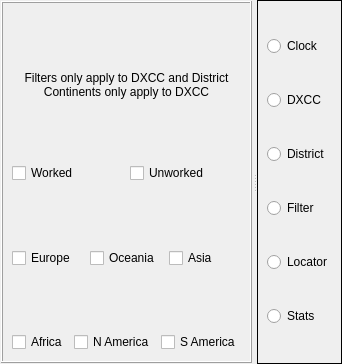
Qt form mqt/MqtLogger/StackedInfoFrame.ui (zsteva/backup-minos2) before a commit.
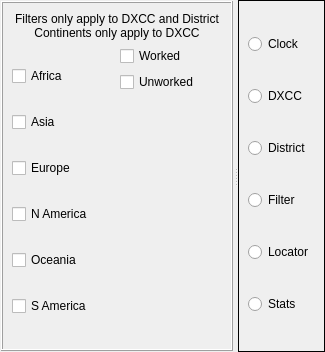
The same form after that commit. Custom widgets are drawn as their Qt base class.

Commit message: Have another go at the filter layout

```diff
--- a/mqt/MqtLogger/StackedInfoFrame.ui
+++ b/mqt/MqtLogger/StackedInfoFrame.ui
@@ -7,7 +7,7 @@
     <x>0</x>
     <y>0</y>
     <width>325</width>
-    <height>364</height>
+    <height>352</height>
    </rect>
   </property>
   <property name="windowTitle">
@@ -125,20 +125,7 @@
              <property name="frameShadow">
               <enum>QFrame::Raised</enum>
              </property>
-             <layout class="QVBoxLayout" name="verticalLayout_2">
-              <item>
-               <spacer name="verticalSpacer_6">
-                <property name="orientation">
-                 <enum>Qt::Vertical</enum>
-                </property>
-                <property name="sizeHint" stdset="0">
-                 <size>
-                  <width>20</width>
-                  <height>48</height>
-                 </size>
-                </property>
-               </spacer>
-              </item>
+             <layout class="QVBoxLayout" name="verticalLayout_5">
               <item>
                <widget class="QLabel" name="label">
                 <property name="sizePolicy">
@@ -159,105 +146,10 @@
                 </property>
                </widget>
               </item>
-              <item>
-               <spacer name="verticalSpacer_5">
-                <property name="orientation">
-                 <enum>Qt::Vertical</enum>
-                </property>
-                <property name="sizeHint" stdset="0">
-                 <size>
-                  <width>20</width>
-                  <height>48</height>
-                 </size>
-                </property>
-               </spacer>
-              </item>
               <item>
                <layout class="QHBoxLayout" name="horizontalLayout_2">
                 <item>
-                 <widget class="QCheckBox" name="WorkedCB">
-                  <property name="focusPolicy">
-                   <enum>Qt::NoFocus</enum>
-                  </property>
-                  <property name="text">
-                   <string>Worked</string>
-                  </property>
-                 </widget>
-                </item>
-                <item>
-                 <widget class="QCheckBox" name="UnworkedCB">
-                  <property name="focusPolicy">
-                   <enum>Qt::NoFocus</enum>
-                  </property>
-                  <property name="text">
-                   <string>Unworked</string>
-                  </property>
-                 </widget>
-                </item>
-               </layout>
-              </item>
-              <item>
-               <spacer name="verticalSpacer_4">
-                <property name="orientation">
-                 <enum>Qt::Vertical</enum>
-                </property>
-                <property name="sizeHint" stdset="0">
-                 <size>
-                  <width>20</width>
-                  <height>48</height>
-                 </size>
-                </property>
-               </spacer>
-              </item>
-              <item>
-               <layout class="QHBoxLayout" name="horizontalLayout_3">
-                <item>
-                 <widget class="QCheckBox" name="ContEU">
-                  <property name="focusPolicy">
-                   <enum>Qt::NoFocus</enum>
-                  </property>
-                  <property name="text">
-                   <string>Europe</string>
-                  </property>
-                 </widget>
-                </item>
-                <item>
-                 <widget class="QCheckBox" name="ContOC">
-                  <property name="focusPolicy">
-                   <enum>Qt::NoFocus</enum>
-                  </property>
-                  <property name="text">
-                   <string>Oceania</string>
-                  </property>
-                 </widget>
-                </item>
-                <item>
-                 <widget class="QCheckBox" name="ContAS">
-                  <property name="focusPolicy">
-                   <enum>Qt::NoFocus</enum>
-                  </property>
-                  <property name="text">
-                   <string>Asia</string>
-                  </property>
-                 </widget>
-                </item>
-               </layout>
-              </item>
-              <item>
-               <spacer name="verticalSpacer_3">
-                <property name="orientation">
-                 <enum>Qt::Vertical</enum>
-                </property>
-                <property name="sizeHint" stdset="0">
-                 <size>
-                  <width>20</width>
-                  <height>48</height>
-                 </size>
-                </property>
-               </spacer>
-              </item>
-              <item>
-               <layout class="QHBoxLayout" name="horizontalLayout_4">
+                 <layout class="QVBoxLayout" name="verticalLayout_4">
                 <item>
                  <widget class="QCheckBox" name="ContAF">
                   <property name="focusPolicy">
@@ -268,6 +160,26 @@
                   </property>
                  </widget>
                 </item>
+                  <item>
+                   <widget class="QCheckBox" name="ContAS">
+                    <property name="focusPolicy">
+                     <enum>Qt::NoFocus</enum>
+                    </property>
+                    <property name="text">
+                     <string>Asia</string>
+                    </property>
+                   </widget>
+                  </item>
+                  <item>
+                   <widget class="QCheckBox" name="ContEU">
+                    <property name="focusPolicy">
+                     <enum>Qt::NoFocus</enum>
+                    </property>
+                    <property name="text">
+                     <string>Europe</string>
+                    </property>
+                   </widget>
+                  </item>
                 <item>
                  <widget class="QCheckBox" name="ContNA">
                   <property name="focusPolicy">
@@ -278,6 +190,16 @@
                   </property>
                  </widget>
                 </item>
+                  <item>
+                   <widget class="QCheckBox" name="ContOC">
+                    <property name="focusPolicy">
+                     <enum>Qt::NoFocus</enum>
+                    </property>
+                    <property name="text">
+                     <string>Oceania</string>
+                    </property>
+                   </widget>
+                  </item>
                 <item>
                  <widget class="QCheckBox" name="ContSA">
                   <property name="focusPolicy">
@@ -290,6 +212,45 @@
                 </item>
                </layout>
               </item>
+                <item>
+                 <layout class="QVBoxLayout" name="verticalLayout_2">
+                  <item>
+                   <widget class="QCheckBox" name="WorkedCB">
+                    <property name="focusPolicy">
+                     <enum>Qt::NoFocus</enum>
+                    </property>
+                    <property name="text">
+                     <string>Worked</string>
+                    </property>
+                   </widget>
+                  </item>
+                  <item>
+                   <widget class="QCheckBox" name="UnworkedCB">
+                    <property name="focusPolicy">
+                     <enum>Qt::NoFocus</enum>
+                    </property>
+                    <property name="text">
+                     <string>Unworked</string>
+                    </property>
+                   </widget>
+                  </item>
+                  <item>
+                   <spacer name="verticalSpacer">
+                    <property name="orientation">
+                     <enum>Qt::Vertical</enum>
+                    </property>
+                    <property name="sizeHint" stdset="0">
+                     <size>
+                      <width>20</width>
+                      <height>40</height>
+                     </size>
+                    </property>
+                   </spacer>
+                  </item>
+                 </layout>
+                </item>
+               </layout>
+              </item>
              </layout>
             </widget>
            </item>
```
Left out of the diff: 3 changed lines with no effect on the pictures. Lines whose indentation alone changed are shown as unchanged.
